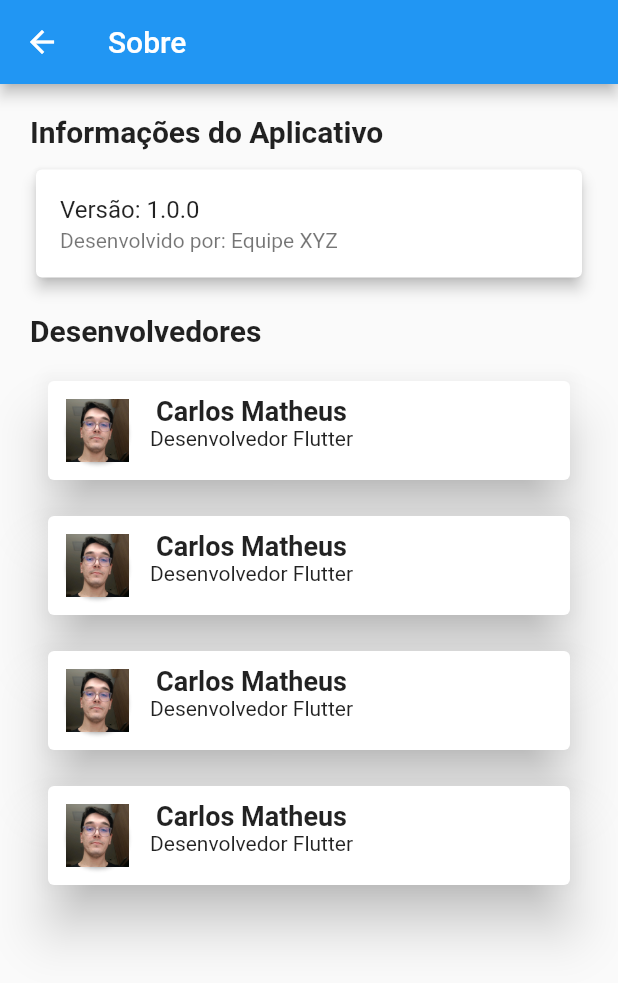
After one commit to MoraesDev1/drive_ease, a Flutter app: the SobrePage screen opened directly, on a phone screen of 412 x 824 dp. The commit adds this screen. Shown: the top 983 px of the screen. Run offline on Flutter 3.47's test engine with Material 3 defaults, Android fonts, the phone set to English and light mode, and no system bars; our stand-ins replace fl_chart, sqflite; accounts and stored records are empty.

Commit message:
página sobre nós em andamento

```diff
--- a/driveease_v1/lib/Pages/Pillar/options_page.dart
+++ b/driveease_v1/lib/Pages/Pillar/options_page.dart
@@ -1,4 +1,5 @@
 import 'package:driveease_v1/Pages/Pillar/layout_page.dart';
+import 'package:driveease_v1/Pages/sobre_page.dart';
 import 'package:driveease_v1/Utils/colors_utils.dart';
 import 'package:driveease_v1/Widgets/Cards/card_account.dart';
 import 'package:driveease_v1/Widgets/Cards/card_nav_to_page.dart';
@@ -28,7 +29,7 @@ class OptionsPage extends StatelessWidget {
         child: Padding(
           padding: EdgeInsets.only(
               top: paddingDaTela, left: paddingDaTela, right: paddingDaTela),
-          child: const Column(
+          child: Column(
             children: [
               CardAccount(),
               Padding(
@@ -101,7 +102,7 @@ class OptionsPage extends StatelessWidget {
                   children: [
                     CardNavToPage(
                       nomeDaPage: 'Sobre Nós',
-                      page: LayoutPage(),
+                      page: SobrePage(),
                     ),
                   ],
                 ),
--- /dev/null
+++ b/driveease_v1/lib/Pages/sobre_page.dart
@@ -0,0 +1,59 @@
+import 'package:driveease_v1/Widgets/Cards/card_devs.dart';
+import 'package:flutter/material.dart';
+
+class SobrePage extends StatelessWidget {
+  @override
+  Widget build(BuildContext context) {
+    return Scaffold(
+      appBar: AppBar(
+        title: Text('Sobre'),
+      ),
+      body: Padding(
+        padding: const EdgeInsets.all(20.0),
+        child: Column(
+          crossAxisAlignment: CrossAxisAlignment.stretch,
+          children: [
+            Text(
+              'Informações do Aplicativo',
+              style: TextStyle(fontSize: 20, fontWeight: FontWeight.bold),
+            ),
+            SizedBox(height: 10),
+            Card(
+              elevation: 4,
+              child: ListTile(
+                title: Text('Versão: 1.0.0'),
+                subtitle: Text('Desenvolvido por: Equipe XYZ'),
+              ),
+            ),
+            SizedBox(height: 20),
+            Text(
+              'Desenvolvedores',
+              style: TextStyle(fontSize: 20, fontWeight: FontWeight.bold),
+            ),
+            SizedBox(height: 10),
+            CardDevs(
+              name: 'Carlos Matheus',
+              description: 'Desenvolvedor Flutter',
+              assetPath: 'assets/developer1.jpg',
+            ),
+            CardDevs(
+              name: 'Carlos Matheus',
+              description: 'Desenvolvedor Flutter',
+              assetPath: 'assets/developer1.jpg',
+            ),
+            CardDevs(
+              name: 'Carlos Matheus',
+              description: 'Desenvolvedor Flutter',
+              assetPath: 'assets/developer1.jpg',
+            ),
+            CardDevs(
+              name: 'Carlos Matheus',
+              description: 'Desenvolvedor Flutter',
+              assetPath: 'assets/developer1.jpg',
+            ),
+          ],
+        ),
+      ),
+    );
+  }
+}
--- /dev/null
+++ b/driveease_v1/lib/Widgets/Cards/card_devs.dart
@@ -0,0 +1,59 @@
+import 'package:flutter/material.dart';
+
+class CardDevs extends StatelessWidget {
+  const CardDevs({
+    super.key,
+    required this.name,
+    required this.description,
+    required this.assetPath,
+  });
+
+  final String name;
+  final String description;
+  final String assetPath;
+
+  @override
+  Widget build(BuildContext context) {
+    return Padding(
+      padding: EdgeInsets.all(8.0),
+      child: Card(
+        elevation: 15,
+        child: Padding(
+          padding: const EdgeInsets.all(8.0),
+          child: Row(
+            children: [
+              Container(
+                height: 50,
+                width: 50,
+                child: Card(
+                  shape: RoundedRectangleBorder(
+                    borderRadius: BorderRadius.circular(20.0),
+                  ),
+                  child: Image.asset(
+                    'Assets/gustavo.png',
+                  ),
+                ),
+              ),
+              Column(
+                children: [
+                  Text(
+                    name,
+                    style: TextStyle(fontSize: 18, fontWeight: FontWeight.bold),
+                  ),
+                  Padding(
+                    padding: const EdgeInsets.symmetric(horizontal: 10.0),
+                    child: Text(
+                      description,
+                      textAlign: TextAlign.center,
+                    ),
+                  ),
+                  SizedBox(height: 10),
+                ],
+              ),
+            ],
+          ),
+        ),
+      ),
+    );
+  }
+}
--- a/driveease_v1/lib/Widgets/Cards/card_nav_to_page.dart
+++ b/driveease_v1/lib/Widgets/Cards/card_nav_to_page.dart
@@ -23,7 +23,7 @@ class CardNavToPage extends StatelessWidget {
               color: Colors.black,
             ),
           ),
-          onPressed: () => Navigator.of(context).pushReplacement(
+          onPressed: () => Navigator.of(context).push(
             MaterialPageRoute(
               builder: (context) => page,
             ),
```
Also changed, not shown: driveease_v1/Assets/carlos.png (added), driveease_v1/Assets/ednei.png (added), driveease_v1/Assets/gabriel.png (added), driveease_v1/Assets/gustavo.png (added).
